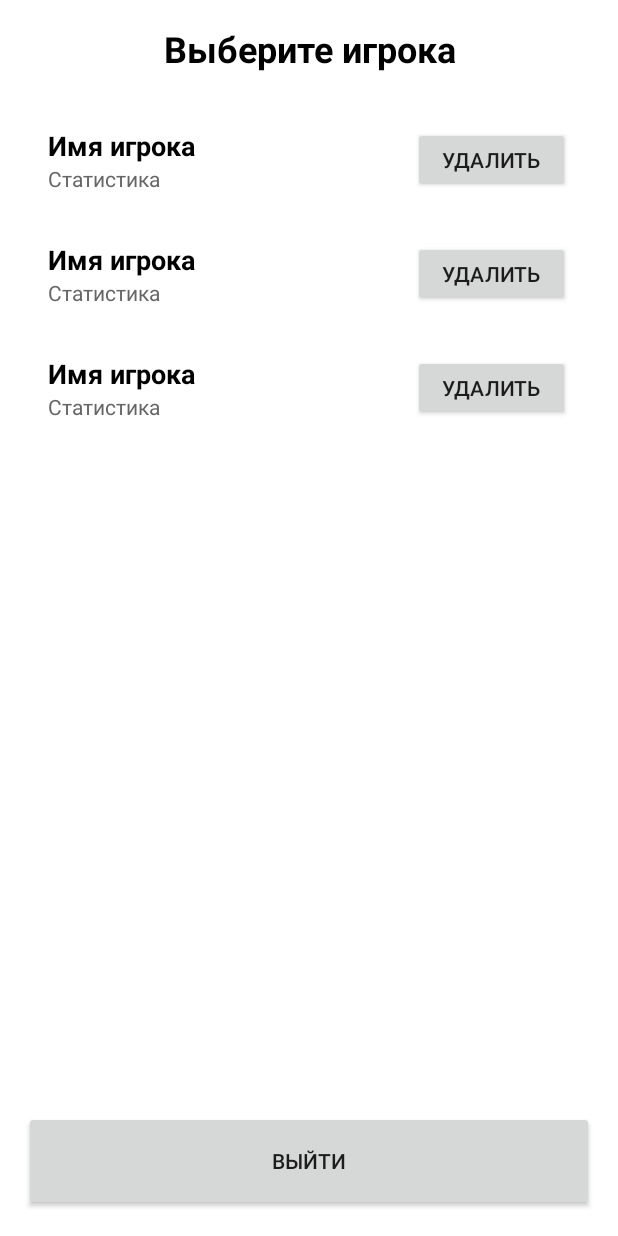
After one commit to Skrades/Mobile, an Android app built with Jetpack Compose: the layout selection.xml on its own in the app's theme, with its tools: preview values and no code run, on a phone screen of 412 x 824 dp. The commit adds this screen. Run offline under Robolectric (Android 15) with nearby library versions, the light colour scheme and no system bars.

Commit message:
Add player selection and leaderboard

```diff
--- a/app/build.gradle.kts
+++ b/app/build.gradle.kts
@@ -2,6 +2,7 @@ plugins {
     alias(libs.plugins.android.application)
     alias(libs.plugins.kotlin.android)
     alias(libs.plugins.kotlin.compose)
+    id("kotlin-kapt")
 }
 
 android {
@@ -41,6 +42,9 @@ android {
 
 dependencies {
 
+    implementation ("androidx.room:room-runtime:2.5.0")
+    implementation ("androidx.room:room-ktx:2.5.0")
+    kapt ("androidx.room:room-compiler:2.5.0")
     implementation("androidx.fragment:fragment:1.8.9")
     implementation(libs.androidx.core.ktx)
     implementation(libs.androidx.lifecycle.runtime.ktx)
@@ -52,6 +56,7 @@ dependencies {
     implementation(libs.androidx.compose.material3)
     implementation(libs.material)
     implementation(libs.androidx.ui.graphics)
+    implementation(libs.androidx.room.common.jvm)
     testImplementation(libs.junit)
     androidTestImplementation(libs.androidx.junit)
     androidTestImplementation(libs.androidx.espresso.core)
--- /dev/null
+++ b/app/src/main/res/layout/item_player.xml
@@ -0,0 +1,45 @@
+<?xml version="1.0" encoding="utf-8"?>
+<LinearLayout xmlns:android="http://schemas.android.com/apk/res/android"
+    android:layout_width="match_parent"
+    android:layout_height="wrap_content"
+    android:orientation="vertical"
+    android:padding="16dp"
+    android:background="?android:attr/selectableItemBackground"
+    android:clickable="true"
+    android:focusable="true">
+    <LinearLayout
+        android:layout_width="match_parent"
+        android:layout_height="wrap_content"
+        android:orientation="horizontal">
+        <LinearLayout
+            android:layout_width="0dp"
+            android:layout_height="wrap_content"
+            android:layout_weight="0.7"
+            android:orientation="vertical">
+            <TextView
+                android:id="@+id/playerNameTextView"
+                android:layout_width="match_parent"
+                android:layout_height="wrap_content"
+                android:text="Имя игрока"
+                android:textSize="18sp"
+                android:textColor="#000000"
+                android:textStyle="bold" />
+
+            <TextView
+                android:id="@+id/playerStatsTextView"
+                android:layout_width="match_parent"
+                android:layout_height="wrap_content"
+                android:text="Статистика"
+                android:textSize="14sp"
+                android:textColor="#666666" />
+        </LinearLayout>
+
+        <Button
+            android:id="@+id/deleteButton"
+            android:layout_width="0dp"
+            android:layout_height="match_parent"
+            android:layout_weight="0.3"
+            android:text="Удалить"
+            />
+    </LinearLayout>
+</LinearLayout>
--- a/app/src/main/res/layout/rules.xml
+++ b/app/src/main/res/layout/rules.xml
@@ -52,7 +52,7 @@
         <TextView
             android:layout_width="match_parent"
             android:layout_height="wrap_content"
-            android:text="• На экране появляются различные насекомые\n• Каждое насекомое перемещается по своей траектории\n• Нажимайте на насекомых, чтобы уничтожить их"
+            android:text="• На экране появляются различные насекомые\n• Каждое насекомое перемещается по случайной траектории\n• Нажимайте на насекомых, чтобы уничтожить их\n• При выходе насекомого за пределы экрана, оно пропадает"
             android:textSize="16sp"
             android:textColor="#000000"
             android:layout_marginBottom="20dp" />
@@ -69,7 +69,7 @@
         <TextView
             android:layout_width="match_parent"
             android:layout_height="wrap_content"
-            android:text="• Легкий: Медленная скорость (0.5x)\n• Средний: Нормальная скорость (1x)\n• Сложный: Высокая скорость (2x)"
+            android:text="• Легкий: Множитель очков 3x, высокая скорость появления жуков, отсутствие штрафов\n• Средний: Множитель очков 2x, средняя скорость появления жуков\n• Сложный: Множитель очков 1x, низкая скорость появления жуков"
             android:textSize="16sp"
             android:textColor="#000000"
             android:layout_marginBottom="20dp" />
@@ -86,7 +86,7 @@
         <TextView
             android:layout_width="match_parent"
             android:layout_height="wrap_content"
-            android:text="• Золотой жук: +50 очков\n• Молниеносный жук: +25 очков\n• Ядовитый жук: -10 очков\n• Промах: -3 очка"
+            android:text="• Жук: +10 очков\n• Таракан: +20 очков\n• Муха: +100 очков\n• Божья коровка: +5 очков\n• Паук: -20 очков\n• Промах: -3 очка"
             android:textSize="16sp"
             android:textColor="#000000"
             android:layout_marginBottom="20dp" />
--- /dev/null
+++ b/app/src/main/res/layout/selection.xml
@@ -0,0 +1,35 @@
+<?xml version="1.0" encoding="utf-8"?>
+<LinearLayout xmlns:android="http://schemas.android.com/apk/res/android"
+    android:layout_width="match_parent"
+    android:layout_height="match_parent"
+    xmlns:tools="http://schemas.android.com/tools"
+    android:orientation="vertical"
+    android:padding="16dp"
+    android:background="#FFFFFF">
+
+    <TextView
+        android:layout_width="match_parent"
+        android:layout_height="wrap_content"
+        android:text="Выберите игрока"
+        android:textSize="24sp"
+        android:textColor="#000000"
+        android:textStyle="bold"
+        android:gravity="center"
+        android:layout_marginBottom="20dp" />
+
+    <androidx.recyclerview.widget.RecyclerView
+        android:id="@+id/playersView"
+        android:layout_width="match_parent"
+        android:layout_height="0dp"
+        android:layout_weight="1"
+        tools:listitem="@layout/item_player"
+        android:scrollbars="vertical"/>
+
+    <Button
+        android:id="@+id/exitButton"
+        android:layout_width="match_parent"
+        android:layout_height="0dp"
+        android:layout_weight="0.1"
+        android:text="Выйти"/>
+
+</LinearLayout>
--- a/gradle/libs.versions.toml
+++ b/gradle/libs.versions.toml
@@ -10,6 +10,7 @@ activityCompose = "1.8.0"
 composeBom = "2024.09.00"
 material = "1.13.0"
 uiGraphics = "1.9.2"
+roomCommonJvm = "2.8.1"
 
 [libraries]
 androidx-core-ktx = { group = "androidx.core", name = "core-ktx", version.ref = "coreKtx" }
@@ -28,8 +29,10 @@ androidx-compose-ui-test-junit4 = { group = "androidx.compose.ui", name = "ui-te
 androidx-compose-material3 = { group = "androidx.compose.material3", name = "material3" }
 material = { group = "com.google.android.material", name = "material", version.ref = "material" }
 androidx-ui-graphics = { group = "androidx.compose.ui", name = "ui-graphics", version.ref = "uiGraphics" }
+androidx-room-common-jvm = { group = "androidx.room", name = "room-common-jvm", version.ref = "roomCommonJvm" }
 
 [plugins]
 android-application = { id = "com.android.application", version.ref = "agp" }
 kotlin-android = { id = "org.jetbrains.kotlin.android", version.ref = "kotlin" }
 kotlin-compose = { id = "org.jetbrains.kotlin.plugin.compose", version.ref = "kotlin" }
+kotlin-kapt = { id = "org.jetbrains.kotlin.kapt", version.ref = "kotlin" }
```
Also changed, not shown: app/src/main/AndroidManifest.xml (+6 -1 lines), app/src/main/java/com/example/myapplication/App.kt (added, +27 -0 lines), app/src/main/java/com/example/myapplication/Game.kt (+49 -9 lines), app/src/main/java/com/example/myapplication/MainActivity.kt (+2 -7 lines), app/src/main/java/com/example/myapplication/Player.kt (+64 -6 lines), app/src/main/java/com/example/myapplication/PlayerDao.kt (added, +25 -0 lines), app/src/main/java/com/example/myapplication/PlayerDatabase.kt (added, +9 -0 lines), app/src/main/java/com/example/myapplication/Registration.kt (+19 -4 lines), app/src/main/java/com/example/myapplication/SelectPlayer.kt (added, +82 -0 lines), app/src/main/java/com/example/myapplication/TestFragment.kt (deleted, +0 -48 lines), app/src/main/java/com/example/myapplication/ViewPagerAdapter.kt (line endings or trailing spaces), 1 other file.
